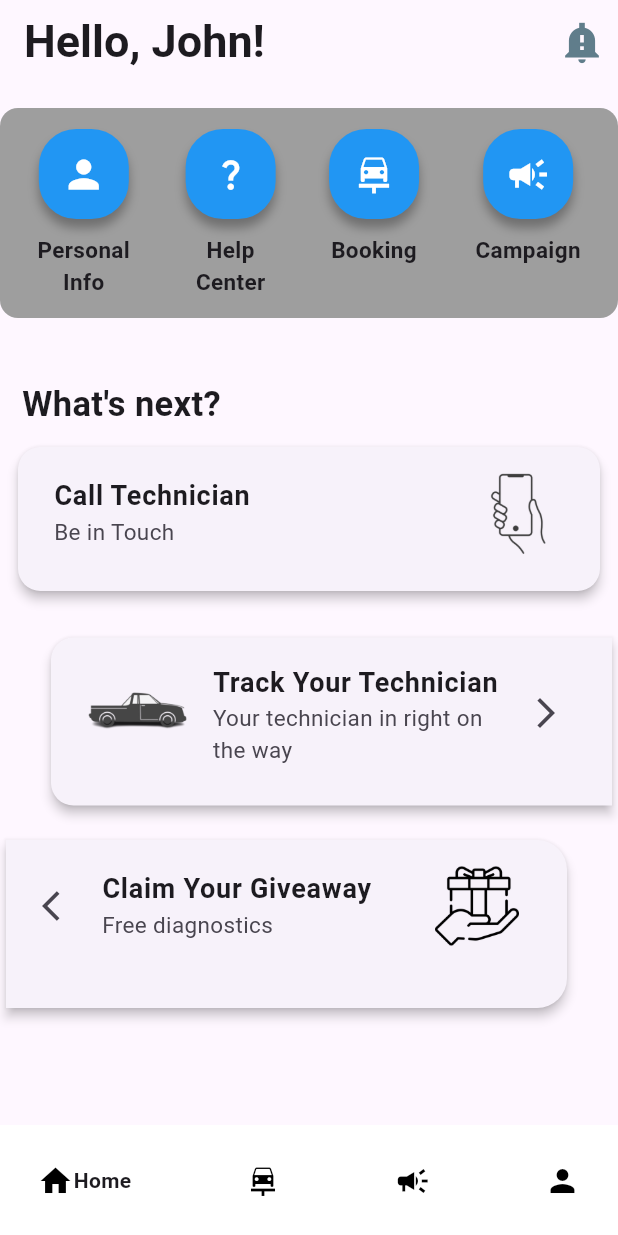
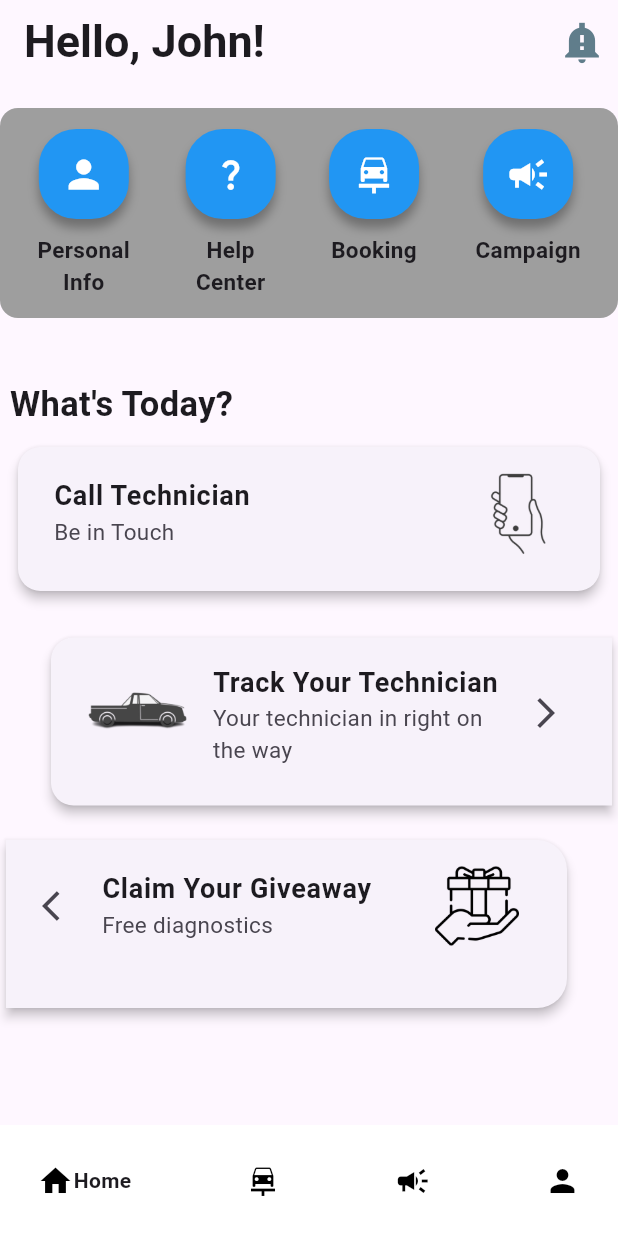
Before and after one commit to dzker/CarCare, a Flutter app: the screen it shows after launch, on a phone screen of 412 x 824 dp. Run offline on Flutter 3.47's test engine with Material 3 defaults, Android fonts, the phone set to English and light mode, and no system bars; drawn by our look-alikes of google_nav_bar; our stand-ins replace animate_do.

Commit message:
update title

```diff
--- a/lib/view/homepage.dart
+++ b/lib/view/homepage.dart
@@ -280,7 +280,7 @@ class HomePage extends StatelessWidget {
               const Padding(
                 padding: EdgeInsets.only(right: 250, top: 10),
                 child: Text(
-                  "What's next?",
+                  "What's Today?",
                   style: TextStyle(fontSize: 23, fontWeight: FontWeight.bold),
                 ),
               ),
```
